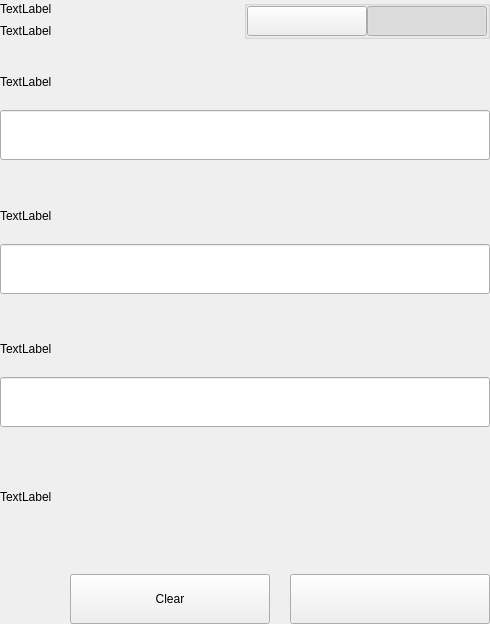
Qt form src/qt/ambankcoin/settings/forms/settingsbittoolwidget.ui (ambankcoin/Core-All-OS) before a commit.
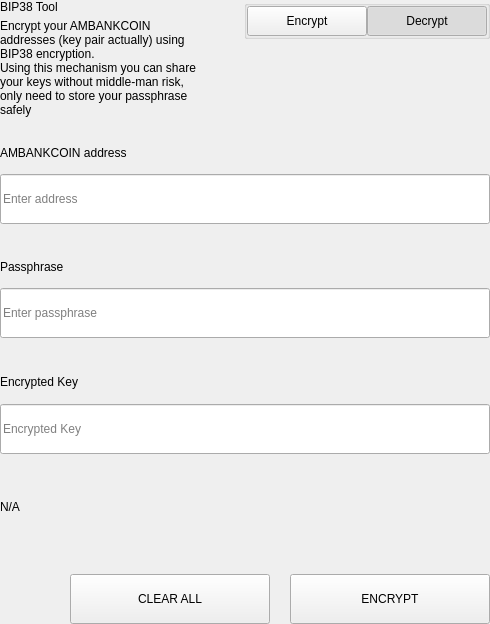
The same form after that commit.

```diff
--- a/src/qt/ambankcoin/settings/forms/settingsbittoolwidget.ui
+++ b/src/qt/ambankcoin/settings/forms/settingsbittoolwidget.ui
@@ -62,14 +62,15 @@
             <item>
              <widget class="QLabel" name="labelTitle">
               <property name="text">
-               <string>TextLabel</string>
+               <string>BIP38 Tool</string>
               </property>
              </widget>
             </item>
             <item>
              <widget class="QLabel" name="labelSubtitle1">
               <property name="text">
-               <string>TextLabel</string>
+               <string>Encrypt your AMBANKCOIN addresses (key pair actually) using BIP38 encryption.
+Using this mechanism you can share your keys without middle-man risk, only need to store your passphrase safely</string>
               </property>
               <property name="wordWrap">
                <bool>true</bool>
@@ -133,7 +134,7 @@
                 <enum>Qt::NoFocus</enum>
                </property>
                <property name="text">
-                <string/>
+                <string>Encrypt</string>
                </property>
                <property name="checkable">
                 <bool>true</bool>
@@ -161,7 +162,7 @@
                 <enum>Qt::NoFocus</enum>
                </property>
                <property name="text">
-                <string/>
+                <string>Decrypt</string>
                </property>
                <property name="checkable">
                 <bool>true</bool>
@@ -647,7 +648,7 @@
                   </size>
                  </property>
                  <property name="text">
-                  <string>TextLabel</string>
+                  <string>AMBANKCOIN address</string>
                  </property>
                 </widget>
                </item>
@@ -659,6 +660,9 @@
                    <height>50</height>
                   </size>
                  </property>
+                 <property name="placeholderText">
+                  <string>Enter address</string>
+                 </property>
                 </widget>
                </item>
               </layout>
@@ -718,7 +722,7 @@
                     </size>
                    </property>
                    <property name="text">
-                    <string>TextLabel</string>
+                    <string>Passphrase</string>
                    </property>
                   </widget>
                  </item>
@@ -736,6 +740,9 @@
                      <height>50</height>
                     </size>
                    </property>
+                   <property name="placeholderText">
+                    <string>Enter passphrase</string>
+                   </property>
                   </widget>
                  </item>
                 </layout>
@@ -801,7 +808,7 @@
                   </size>
                  </property>
                  <property name="text">
-                  <string>TextLabel</string>
+                  <string>Encrypted Key</string>
                  </property>
                 </widget>
                </item>
@@ -813,6 +820,9 @@
                    <height>50</height>
                   </size>
                  </property>
+                 <property name="placeholderText">
+                  <string>Encrypted Key</string>
+                 </property>
                 </widget>
                </item>
               </layout>
@@ -821,7 +831,7 @@
             <item>
              <widget class="QLabel" name="statusLabel_ENC">
               <property name="text">
-               <string>TextLabel</string>
+               <string notr="true">N/A</string>
               </property>
              </widget>
             </item>
@@ -874,7 +884,7 @@
                  <enum>Qt::NoFocus</enum>
                 </property>
                 <property name="text">
-                 <string>Clear</string>
+                 <string>CLEAR ALL</string>
                 </property>
                </widget>
               </item>
@@ -912,7 +922,7 @@
                  <enum>Qt::NoFocus</enum>
                 </property>
                 <property name="text">
-                 <string/>
+                 <string>ENCRYPT</string>
                 </property>
                </widget>
               </item>
```
Left out of the diff: 19 changed lines with no effect on the pictures.
